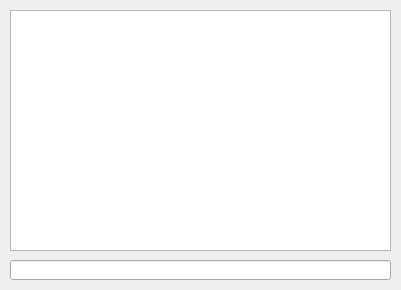
This is admin/telnetform.ui in bakwc/delta3-admin as Qt 5 draws it before an edit. The edited form follows.
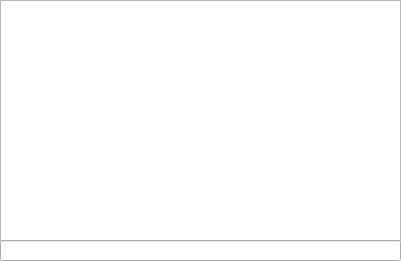
This is the edited form.

Diff of the .ui file:
```diff
--- a/admin/telnetform.ui
+++ b/admin/telnetform.ui
@@ -7,7 +7,7 @@
     <x>0</x>
     <y>0</y>
     <width>401</width>
-    <height>290</height>
+    <height>261</height>
    </rect>
   </property>
   <property name="windowTitle">
@@ -16,9 +16,9 @@
   <widget class="QTextEdit" name="textEdit">
    <property name="geometry">
     <rect>
-     <x>10</x>
-     <y>10</y>
-     <width>381</width>
+     <x>0</x>
+     <y>0</y>
+     <width>401</width>
      <height>241</height>
     </rect>
    </property>
@@ -26,10 +26,10 @@
   <widget class="QLineEdit" name="lineEdit">
    <property name="geometry">
     <rect>
-     <x>10</x>
-     <y>260</y>
-     <width>381</width>
-     <height>20</height>
+     <x>0</x>
+     <y>240</y>
+     <width>401</width>
+     <height>21</height>
     </rect>
    </property>
   </widget>
```
